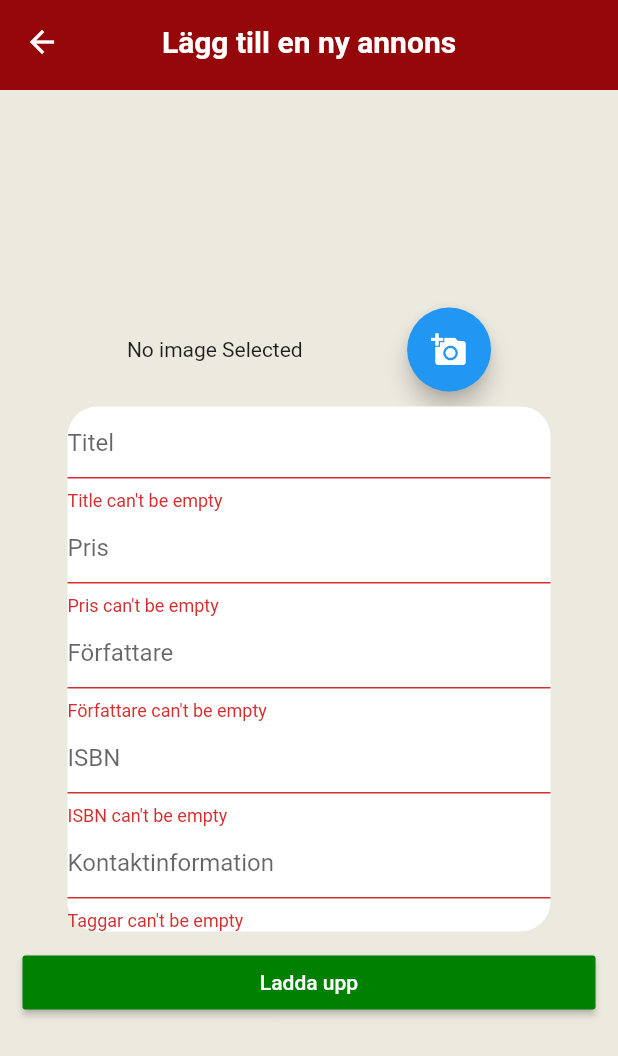
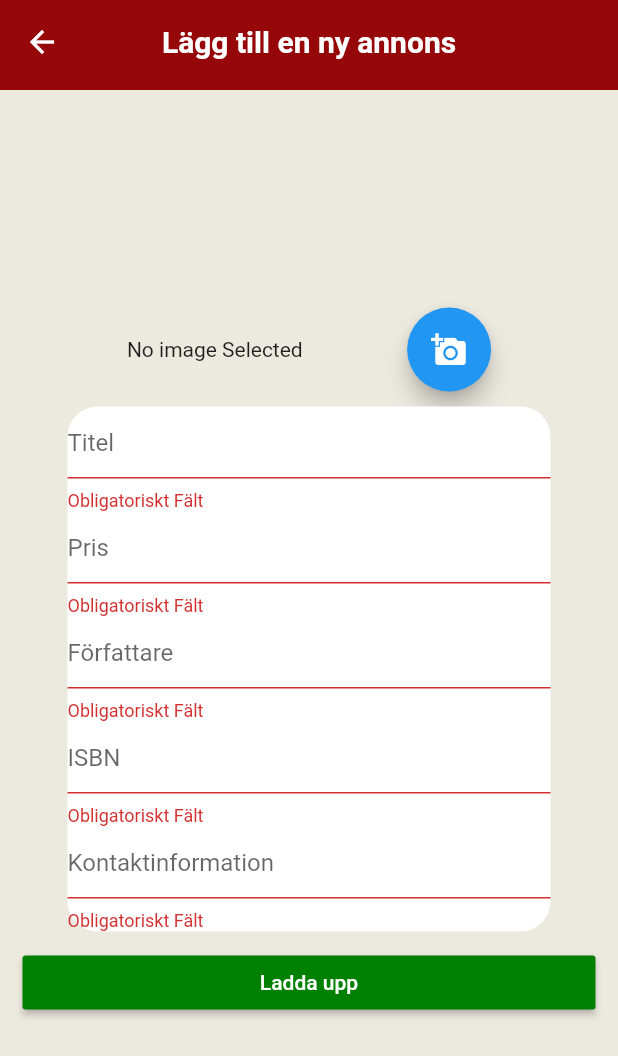
Before and after one commit to ajamlou/Zigma-frontend, a Flutter app: the AdvertCreation screen opened directly, after a tap on "Ladda upp", on a phone screen of 412 x 824 dp. Shown: the top 1056 px of the screen. Run offline on Flutter 3.47's test engine with Material 2 defaults, Android fonts, the light colour scheme and no system bars; our stand-ins replace image_picker; accounts and stored records are empty; network calls fail.

Commit message:
Fixar kod som är kaos

```diff
--- a/lib/pages/advert.dart
+++ b/lib/pages/advert.dart
@@ -1,15 +1,16 @@
 import 'dart:async';
 import 'dart:convert';
 import 'package:http/http.dart' as http;
+import 'DataProvider.dart';
 
 class Advert {
   final String bookTitle;
   final String isbn;
   int id;
-  final String price;
+  final int price;
   final String authors;
-  String state;
-  String transactionType;
+  String state = "A";
+  String transactionType = "S";
   final String contactInfo;
 
   Advert(this.bookTitle, this.price, this.authors, this.isbn, this.contactInfo);
@@ -18,29 +19,11 @@ class Advert {
       : bookTitle = map['book_title'],
         isbn = map['ISBN'],
         id = map["id"],
-        price = map["price"].toString(),
+        price = map["price"],
         authors = map["authors"],
         state = map["state"],
         transactionType = map["transaction_type"],
         contactInfo = map["contact_info"];
-
-  String toString() {
-    String adToString = ("title: " +
-        this.bookTitle +
-        ",\nprice: " +
-        this.price.toString() +
-        ",\nauthors: " +
-        this.authors +
-        ",\nISBN: " +
-        this.isbn +
-        ",\ncontactInfo: " +
-        this.contactInfo +
-        ",\nstate: " +
-        this.state +
-        ",\ntransaction_type: " +
-        this.transactionType);
-    return adToString;
-  }
 
   int stringToInt(price) {
     var priceInt = int.parse(price);
@@ -50,23 +33,21 @@ class Advert {
 
   Map<String, dynamic> toJson() => {
         'book_title': bookTitle,
-        'price': stringToInt(price),
+        'price': price,
         'authors': authors,
         'ISBN': isbn,
         'state': state,
         'transaction_type': transactionType,
         'contact_info': contactInfo
       };
-
-
-
 }
 
 class AdvertList {
   StreamController<Advert> streamController;
-  final List<Advert> list = [];
+  List<Advert> list = [];
 
   Future<void> loadAdvertList() async {
+    list = [];
     streamController = StreamController.broadcast();
     print("im in Advert List Load function");
     streamController.stream.listen((a) => list.add(a));
@@ -93,7 +74,9 @@ class AdvertList {
       StreamController<Advert> sc, http.Client client, http.Request req) async {
     var streamedRes = await client.send(req);
     print("im in load method now");
-    print("the streamed response contains "+streamedRes.contentLength.toString()+" amounts of characters" );
+    print("the streamed response contains " +
+        streamedRes.contentLength.toString() +
+        " amounts of characters");
     streamedRes.stream
         .transform(utf8.decoder)
         .transform(json.decoder)
@@ -101,19 +84,18 @@ class AdvertList {
         .map((map) => Advert.fromJson(map))
         .pipe(sc);
   }
-  Future<String> uploadNewAdvert(String title, String price, String author, String isbn, String contactInfo) async {
-    final Advert _newAd = new Advert(title, price, author, isbn, contactInfo);
+
+  Future<void> uploadNewAdvert(String title, int price, String author,
+      String isbn, String contactInfo, context) async {
+    Advert _newAd = Advert(title, price, author, isbn, contactInfo);
     var data = json.encode(_newAd);
-    final String postURL = "https://fecbb9af.ngrok.io/adverts/adverts/?format=json";
-    var response =
-    await http.post(Uri.encodeFull(postURL), body: data, headers: {
+    print(data);
+    final String postURL = "https://fecbb9af.ngrok.io/adverts/adverts/";
+    print("token " + DataProvider.of(context).user.getToken());
+    final response = await http.post(Uri.encodeFull(postURL), body: data, headers: {
       "Accept": "application/json",
       "content-type": "application/json",
-      //"Authorization": "Token "+ DataProvider.of(context).user.getToken()
+      "Authorization": "Token "+DataProvider.of(context).user.getToken()
     });
-    return json.decode(response.body);
   }
-
-
-
 }
--- a/lib/pages/advert_creation.dart
+++ b/lib/pages/advert_creation.dart
@@ -9,7 +9,7 @@ File _image;
 Animation<double> _animation;
 
 class AdvertCreation extends StatefulWidget {
-  State createState() => new AdvertCreationState();
+  State createState() => AdvertCreationState();
 }
 
 class AnimatedLogo extends AnimatedWidget {
@@ -49,12 +49,13 @@ class AdvertCreationState extends State<AdvertCreation>
 
   final GlobalKey<FormState> _advertKey = GlobalKey<FormState>();
   String _title; //Sent
-  String _price; //Sent
+  int _price; //Sent
   String _author; //Sent
   String _isbn; //Sent
   String _contactInfo;
   int randomInt = 42;
   FocusNode myFocusNode;
+  AnimationController _controller;
 
   @override
   void initState() {
@@ -75,13 +76,17 @@ class AdvertCreationState extends State<AdvertCreation>
     super.dispose();
   }
 
-  AnimationController _controller;
+  int stringToInt(price) {
+    var priceInt = int.parse(price);
+    assert(priceInt is int);
+    return priceInt;
+  }
 
   @override
   Widget build(BuildContext context) {
     return Container(
       color: Color(0xFFECE9DF),
-      child: new Scaffold(
+      child: Scaffold(
         resizeToAvoidBottomPadding: true,
         backgroundColor: Colors.transparent,
         appBar: PreferredSize(
@@ -96,7 +101,7 @@ class AdvertCreationState extends State<AdvertCreation>
                   color: Color(0xFFFFFFFF),
                 )),
             centerTitle: true,
-            leading: new Container(
+            leading: Container(
               child: IconButton(
                 color: Color(0xFFFFFFFF),
                 onPressed: () {
@@ -137,8 +142,8 @@ class AdvertCreationState extends State<AdvertCreation>
                     left: 30.0, top: 10.0, right: 30.0, bottom: 10.0),
                 child: Form(
                   key: _advertKey,
-                  child: new Container(
-                    decoration: new BoxDecoration(
+                  child: Container(
+                    decoration: BoxDecoration(
                       shape: BoxShape.rectangle,
                       color: Color(0xFFFFFFFF),
                       borderRadius:
@@ -146,62 +151,62 @@ class AdvertCreationState extends State<AdvertCreation>
                     ),
                     child: Column(
                       children: <Widget>[
-                        new TextFormField(
+                        TextFormField(
                           focusNode: myFocusNode,
                           maxLines: 1,
                           keyboardType: TextInputType.text,
                           autofocus: false,
-                          decoration: new InputDecoration(
+                          decoration: InputDecoration(
                             hintText: 'Titel',
                           ),
                           validator: (value) =>
-                          value.isEmpty ? 'Title can\'t be empty' : null,
+                          value.isEmpty ? 'Obligatoriskt Fält' : null,
                           onSaved: (value) => _title = value,
                         ),
-                        new TextFormField(
+                        TextFormField(
                           maxLines: 1,
                           keyboardType: TextInputType.number,
                           autofocus: false,
-                          decoration: new InputDecoration(
+                          decoration: InputDecoration(
                             hintText: 'Pris',
                           ),
                           validator: (value) =>
-                          value.isEmpty ? 'Pris can\'t be empty' : null,
-                          onSaved: (value) => _price = value,
+                          value.isEmpty ? 'Obligatoriskt Fält' : null,
+                          onSaved: (value) => _price = stringToInt(value),
                         ),
-                        new TextFormField(
+                        TextFormField(
                           maxLines: 1,
                           keyboardType: TextInputType.text,
                           autofocus: false,
-                          decoration: new InputDecoration(
+                          decoration: InputDecoration(
                             hintText: 'Författare',
                           ),
                           validator: (value) =>
                           value.isEmpty
-                              ? 'Författare can\'t be empty'
+                              ? 'Obligatoriskt Fält'
                               : null,
                           onSaved: (value) => _author = value,
                         ),
-                        new TextFormField(
+                        TextFormField(
                           maxLines: 1,
                           keyboardType: TextInputType.text,
                           autofocus: false,
-                          decoration: new InputDecoration(
+                          decoration: InputDecoration(
                             hintText: 'ISBN',
                           ),
                           validator: (value) =>
-                          value.isEmpty ? 'ISBN can\'t be empty' : null,
+                          value.isEmpty ? 'Obligatoriskt Fält' : null,
                           onSaved: (value) => _isbn = value,
                         ),
-                        new TextFormField(
+                        TextFormField(
                           maxLines: 1,
                           keyboardType: TextInputType.text,
                           autofocus: false,
-                          decoration: new InputDecoration(
+                          decoration: InputDecoration(
                             hintText: 'Kontaktinformation',
                           ),
                           validator: (value) =>
-                          value.isEmpty ? 'Taggar can\'t be empty' : null,
+                          value.isEmpty ? 'Obligatoriskt Fält' : null,
                           onSaved: (value) => _contactInfo = value,
                         ),
                       ],
@@ -220,7 +225,7 @@ class AdvertCreationState extends State<AdvertCreation>
                           .of(context)
                           .advertList
                           .uploadNewAdvert(
-                          _title, _price, _author, _isbn, _contactInfo);
+                          _title, _price, _author, _isbn, _contactInfo, context);
                     }
                   },
                   child: Text("Ladda upp",
@@ -234,11 +239,8 @@ class AdvertCreationState extends State<AdvertCreation>
     );
   }
 
-  int stringToInt(price) {
-    var priceInt = int.parse(price);
-    assert(priceInt is int);
-    return priceInt;
-  }
+
+
 
 
 }
--- a/lib/pages/advert_page.dart
+++ b/lib/pages/advert_page.dart
@@ -35,7 +35,7 @@ class _AdvertPageState extends State<AdvertPage> {
           widget.data.authors == null
               ? Text("Det finns ingen författare till denna bok")
               : Text("Författare: " + widget.data.authors),
-          Text("Pris: " + widget.data.price),
+          Text("Pris: " + widget.data.price.toString()),
           Container(
             child: MaterialButton(
               onPressed: () {},
--- a/lib/pages/user.dart
+++ b/lib/pages/user.dart
@@ -7,7 +7,7 @@ class User {
   String username;
   String token;
 
-  User(this.email, this.id, this.token, this.username);
+  User(this.email, this.id, this.username, this.token);
 
   User.fromJson(Map<String, dynamic> json)
       : email = json['email'],
@@ -85,7 +85,6 @@ class UserMethodBody {
     print(parsed.toString());
     User localUser = User.fromJson(parsed);
     iniUser(localUser.email, localUser.id, localUser.username, localUser.token);
-    print(user);
     if (user != null) {
       return true;
     }
```
Also changed, not shown: lib/pages/landing_page.dart (+9 -13 lines), lib/pages/searchbar.dart (deleted, +0 -83 lines).
